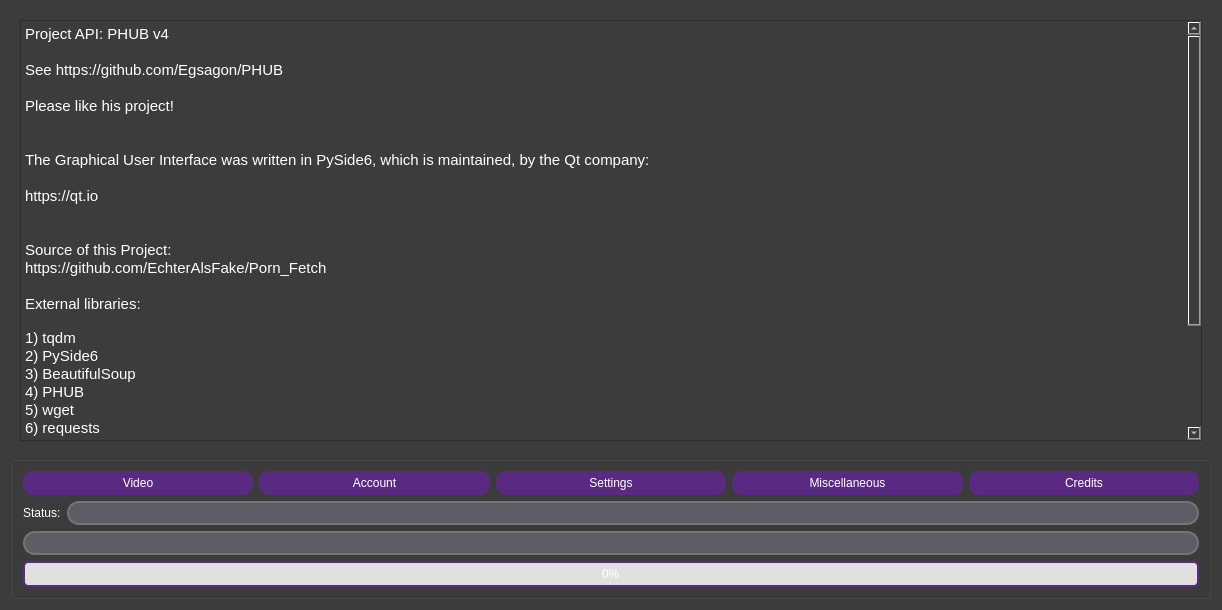
Qt form src/Porn_Fetch_v3.ui (EchterAlsFake/Porn_Fetch) before a commit.
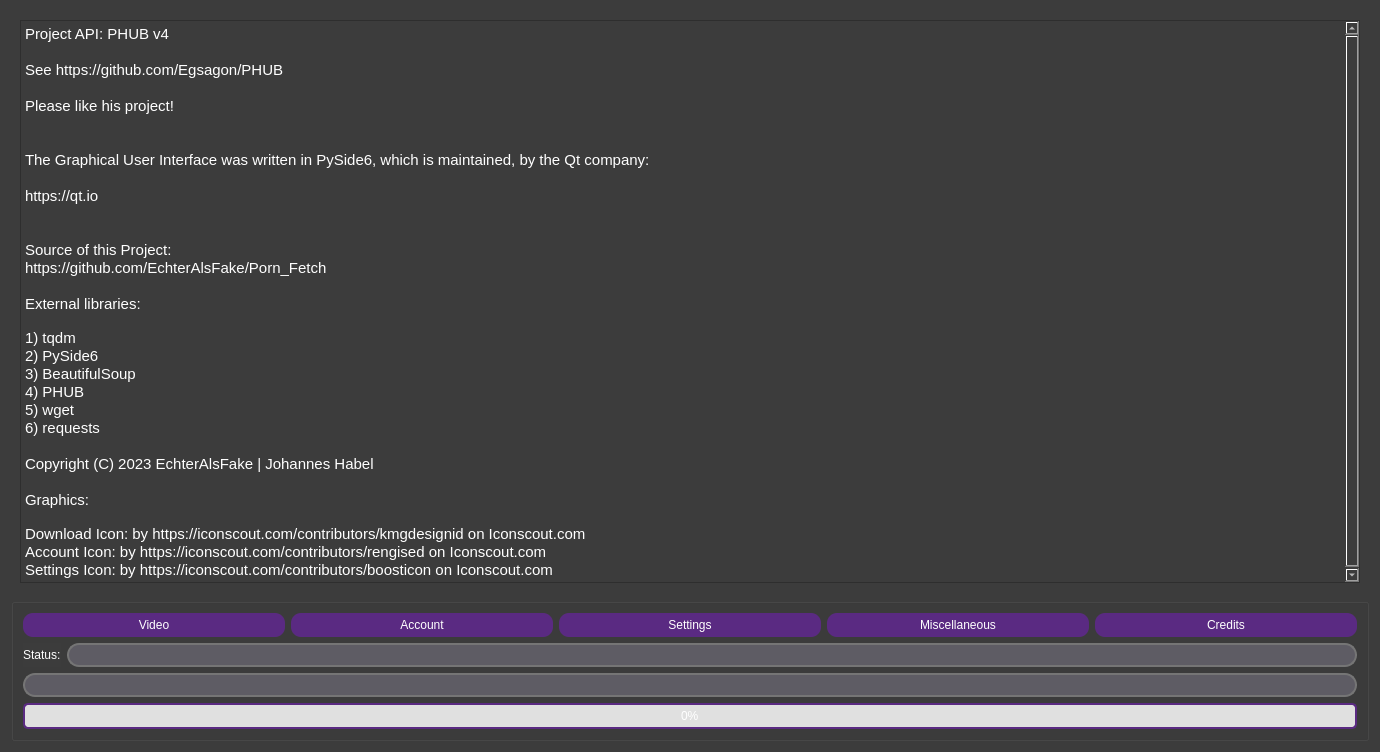
The same form after that commit. The open tabs and pages were chosen to show the change.

Commit message: Implementing feature from #7

```diff
--- a/src/Porn_Fetch_v3.ui
+++ b/src/Porn_Fetch_v3.ui
@@ -6,8 +6,8 @@
    <rect>
     <x>0</x>
     <y>0</y>
-    <width>1222</width>
-    <height>610</height>
+    <width>1380</width>
+    <height>752</height>
    </rect>
   </property>
   <property name="windowTitle">
@@ -126,111 +126,6 @@
 </string>
   </property>
   <layout class="QGridLayout" name="gridLayout_8">
-   <item row="1" column="0">
-    <widget class="QGroupBox" name="group_status">
-     <property name="title">
-      <string/>
-     </property>
-     <layout class="QGridLayout" name="gridLayout_2">
-      <item row="0" column="0">
-       <layout class="QVBoxLayout" name="verticalLayout">
-        <item>
-         <layout class="QHBoxLayout" name="horizontalLayout">
-          <item>
-           <widget class="QPushButton" name="button_video">
-            <property name="styleSheet">
-             <string notr="true"/>
-            </property>
-            <property name="text">
-             <string>Video</string>
-            </property>
-           </widget>
-          </item>
-          <item>
-           <widget class="QPushButton" name="button_account">
-            <property name="styleSheet">
-             <string notr="true"/>
-            </property>
-            <property name="text">
-             <string>Account</string>
-            </property>
-           </widget>
-          </item>
-          <item>
-           <widget class="QPushButton" name="button_settings">
-            <property name="styleSheet">
-             <string notr="true"/>
-            </property>
-            <property name="text">
-             <string>Settings</string>
-            </property>
-           </widget>
-          </item>
-          <item>
-           <widget class="QPushButton" name="button_miscellaneus">
-            <property name="styleSheet">
-             <string notr="true"/>
-            </property>
-            <property name="text">
-             <string>Miscellaneous</string>
-            </property>
-           </widget>
-          </item>
-          <item>
-           <widget class="QPushButton" name="button_credits">
-            <property name="styleSheet">
-             <string notr="true"/>
-            </property>
-            <property name="text">
-             <string>Credits</string>
-            </property>
-           </widget>
-          </item>
-         </layout>
-        </item>
-        <item>
-         <layout class="QHBoxLayout" name="horizontalLayout_2">
-          <item>
-           <widget class="QLabel" name="label_status">
-            <property name="text">
-             <string>Status:</string>
-            </property>
-           </widget>
-          </item>
-          <item>
-           <widget class="QLineEdit" name="lineedit_status">
-            <property name="styleSheet">
-             <string notr="true"/>
-            </property>
-            <property name="readOnly">
-             <bool>true</bool>
-            </property>
-           </widget>
-          </item>
-         </layout>
-        </item>
-        <item>
-         <layout class="QVBoxLayout" name="verticalLayout_2">
-          <item>
-           <widget class="QLineEdit" name="lineedit_toal"/>
-          </item>
-         </layout>
-        </item>
-        <item>
-         <widget class="QProgressBar" name="progressbar_download">
-          <property name="styleSheet">
-           <string notr="true"/>
-          </property>
-          <property name="value">
-           <number>0</number>
-          </property>
-         </widget>
-        </item>
-       </layout>
-      </item>
-     </layout>
-    </widget>
-   </item>
    <item row="0" column="0">
     <widget class="QStackedWidget" name="stackedWidget_3">
      <property name="styleSheet">
@@ -2135,34 +2030,34 @@
 hr { height: 1px; border-width: 0; }
 li.unchecked::marker { content: &quot;\2610&quot;; }
 li.checked::marker { content: &quot;\2612&quot;; }
-&lt;/style&gt;&lt;/head&gt;&lt;body style=&quot; font-family:'Sans Serif'; font-size:9pt; font-weight:400; font-style:normal;&quot;&gt;
-&lt;p style=&quot; margin-top:0px; margin-bottom:0px; margin-left:0px; margin-right:0px; -qt-block-indent:0; text-indent:0px;&quot;&gt;&lt;span style=&quot; font-family:'Cantarell'; font-size:11pt;&quot;&gt;Project API: PHUB v4&lt;/span&gt;&lt;/p&gt;
-&lt;p style=&quot;-qt-paragraph-type:empty; margin-top:0px; margin-bottom:0px; margin-left:0px; margin-right:0px; -qt-block-indent:0; text-indent:0px; font-family:'Cantarell'; font-size:11pt;&quot;&gt;&lt;br /&gt;&lt;/p&gt;
-&lt;p style=&quot; margin-top:0px; margin-bottom:0px; margin-left:0px; margin-right:0px; -qt-block-indent:0; text-indent:0px;&quot;&gt;&lt;span style=&quot; font-family:'Cantarell'; font-size:11pt;&quot;&gt;See https://github.com/Egsagon/PHUB&lt;/span&gt;&lt;/p&gt;
-&lt;p style=&quot;-qt-paragraph-type:empty; margin-top:0px; margin-bottom:0px; margin-left:0px; margin-right:0px; -qt-block-indent:0; text-indent:0px; font-family:'Cantarell'; font-size:11pt;&quot;&gt;&lt;br /&gt;&lt;/p&gt;
-&lt;p style=&quot; margin-top:0px; margin-bottom:0px; margin-left:0px; margin-right:0px; -qt-block-indent:0; text-indent:0px;&quot;&gt;&lt;span style=&quot; font-family:'Cantarell'; font-size:11pt;&quot;&gt;Please like his project!&lt;/span&gt;&lt;/p&gt;
-&lt;p style=&quot;-qt-paragraph-type:empty; margin-top:0px; margin-bottom:0px; margin-left:0px; margin-right:0px; -qt-block-indent:0; text-indent:0px; font-family:'Cantarell'; font-size:11pt;&quot;&gt;&lt;br /&gt;&lt;/p&gt;
-&lt;p style=&quot;-qt-paragraph-type:empty; margin-top:0px; margin-bottom:0px; margin-left:0px; margin-right:0px; -qt-block-indent:0; text-indent:0px; font-family:'Cantarell'; font-size:11pt;&quot;&gt;&lt;br /&gt;&lt;/p&gt;
-&lt;p style=&quot; margin-top:0px; margin-bottom:0px; margin-left:0px; margin-right:0px; -qt-block-indent:0; text-indent:0px;&quot;&gt;&lt;span style=&quot; font-family:'Cantarell'; font-size:11pt;&quot;&gt;The Graphical User Interface was written in PySide6, which is maintained, by the Qt company:&lt;/span&gt;&lt;/p&gt;
-&lt;p style=&quot;-qt-paragraph-type:empty; margin-top:0px; margin-bottom:0px; margin-left:0px; margin-right:0px; -qt-block-indent:0; text-indent:0px; font-family:'Cantarell'; font-size:11pt;&quot;&gt;&lt;br /&gt;&lt;/p&gt;
-&lt;p style=&quot; margin-top:0px; margin-bottom:0px; margin-left:0px; margin-right:0px; -qt-block-indent:0; text-indent:0px;&quot;&gt;&lt;span style=&quot; font-family:'Cantarell'; font-size:11pt;&quot;&gt;https://qt.io&lt;/span&gt;&lt;/p&gt;
-&lt;p style=&quot;-qt-paragraph-type:empty; margin-top:0px; margin-bottom:0px; margin-left:0px; margin-right:0px; -qt-block-indent:0; text-indent:0px; font-family:'Cantarell'; font-size:11pt;&quot;&gt;&lt;br /&gt;&lt;/p&gt;
-&lt;p style=&quot;-qt-paragraph-type:empty; margin-top:0px; margin-bottom:0px; margin-left:0px; margin-right:0px; -qt-block-indent:0; text-indent:0px; font-family:'Cantarell'; font-size:11pt;&quot;&gt;&lt;br /&gt;&lt;/p&gt;
-&lt;p style=&quot; margin-top:0px; margin-bottom:0px; margin-left:0px; margin-right:0px; -qt-block-indent:0; text-indent:0px;&quot;&gt;&lt;span style=&quot; font-family:'Cantarell'; font-size:11pt;&quot;&gt;Source of this Project:&lt;/span&gt;&lt;/p&gt;
-&lt;p style=&quot; margin-top:0px; margin-bottom:0px; margin-left:0px; margin-right:0px; -qt-block-indent:0; text-indent:0px;&quot;&gt;&lt;span style=&quot; font-family:'Cantarell'; font-size:11pt;&quot;&gt;https://github.com/EchterAlsFake/Porn_Fetch&lt;/span&gt;&lt;/p&gt;
-&lt;p style=&quot;-qt-paragraph-type:empty; margin-top:0px; margin-bottom:0px; margin-left:0px; margin-right:0px; -qt-block-indent:0; text-indent:0px; font-family:'Cantarell'; font-size:11pt;&quot;&gt;&lt;br /&gt;&lt;/p&gt;
-&lt;p style=&quot; margin-top:0px; margin-bottom:0px; margin-left:0px; margin-right:0px; -qt-block-indent:0; text-indent:0px;&quot;&gt;&lt;span style=&quot; font-family:'Cantarell'; font-size:11pt;&quot;&gt;External libraries:&lt;br /&gt;&lt;br /&gt;1) tqdm&lt;/span&gt;&lt;/p&gt;
-&lt;p style=&quot; margin-top:0px; margin-bottom:0px; margin-left:0px; margin-right:0px; -qt-block-indent:0; text-indent:0px;&quot;&gt;&lt;span style=&quot; font-family:'Cantarell'; font-size:11pt;&quot;&gt;2) PySide6&lt;/span&gt;&lt;/p&gt;
-&lt;p style=&quot; margin-top:0px; margin-bottom:0px; margin-left:0px; margin-right:0px; -qt-block-indent:0; text-indent:0px;&quot;&gt;&lt;span style=&quot; font-family:'Cantarell'; font-size:11pt;&quot;&gt;3) BeautifulSoup&lt;/span&gt;&lt;/p&gt;
-&lt;p style=&quot; margin-top:0px; margin-bottom:0px; margin-left:0px; margin-right:0px; -qt-block-indent:0; text-indent:0px;&quot;&gt;&lt;span style=&quot; font-family:'Cantarell'; font-size:11pt;&quot;&gt;4) PHUB&lt;/span&gt;&lt;/p&gt;
-&lt;p style=&quot; margin-top:0px; margin-bottom:0px; margin-left:0px; margin-right:0px; -qt-block-indent:0; text-indent:0px;&quot;&gt;&lt;span style=&quot; font-family:'Cantarell'; font-size:11pt;&quot;&gt;5) wget&lt;/span&gt;&lt;/p&gt;
-&lt;p style=&quot; margin-top:0px; margin-bottom:0px; margin-left:0px; margin-right:0px; -qt-block-indent:0; text-indent:0px;&quot;&gt;&lt;span style=&quot; font-family:'Cantarell'; font-size:11pt;&quot;&gt;6) requests&lt;/span&gt;&lt;/p&gt;
-&lt;p style=&quot;-qt-paragraph-type:empty; margin-top:0px; margin-bottom:0px; margin-left:0px; margin-right:0px; -qt-block-indent:0; text-indent:0px; font-family:'Cantarell'; font-size:11pt;&quot;&gt;&lt;br /&gt;&lt;/p&gt;
-&lt;p style=&quot; margin-top:0px; margin-bottom:0px; margin-left:0px; margin-right:0px; -qt-block-indent:0; text-indent:0px;&quot;&gt;&lt;span style=&quot; font-family:'Cantarell'; font-size:11pt;&quot;&gt;Copyright (C) 2023 EchterAlsFake | Johannes Habel&lt;/span&gt;&lt;/p&gt;
-&lt;p style=&quot;-qt-paragraph-type:empty; margin-top:0px; margin-bottom:0px; margin-left:0px; margin-right:0px; -qt-block-indent:0; text-indent:0px; font-family:'Cantarell'; font-size:11pt;&quot;&gt;&lt;br /&gt;&lt;/p&gt;
-&lt;p style=&quot; margin-top:0px; margin-bottom:0px; margin-left:0px; margin-right:0px; -qt-block-indent:0; text-indent:0px;&quot;&gt;&lt;span style=&quot; font-family:'Cantarell'; font-size:11pt;&quot;&gt;Graphics:&lt;br /&gt;&lt;br /&gt;Download Icon: by https://iconscout.com/contributors/kmgdesignid on Iconscout.com&lt;/span&gt;&lt;/p&gt;
-&lt;p style=&quot; margin-top:0px; margin-bottom:0px; margin-left:0px; margin-right:0px; -qt-block-indent:0; text-indent:0px;&quot;&gt;&lt;span style=&quot; font-family:'Cantarell'; font-size:11pt;&quot;&gt;Account Icon: by https://iconscout.com/contributors/rengised on Iconscout.com&lt;/span&gt;&lt;/p&gt;
-&lt;p style=&quot; margin-top:0px; margin-bottom:0px; margin-left:0px; margin-right:0px; -qt-block-indent:0; text-indent:0px;&quot;&gt;&lt;span style=&quot; font-family:'Cantarell'; font-size:11pt;&quot;&gt;Settings Icon: by https://iconscout.com/contributors/boosticon on Iconscout.com&lt;/span&gt;&lt;/p&gt;&lt;/body&gt;&lt;/html&gt;</string>
+&lt;/style&gt;&lt;/head&gt;&lt;body style=&quot; font-family:'Cantarell'; font-size:11pt; font-weight:400; font-style:normal;&quot;&gt;
+&lt;p style=&quot; margin-top:0px; margin-bottom:0px; margin-left:0px; margin-right:0px; -qt-block-indent:0; text-indent:0px;&quot;&gt;Project API: PHUB v4&lt;/p&gt;
+&lt;p style=&quot;-qt-paragraph-type:empty; margin-top:0px; margin-bottom:0px; margin-left:0px; margin-right:0px; -qt-block-indent:0; text-indent:0px;&quot;&gt;&lt;br /&gt;&lt;/p&gt;
+&lt;p style=&quot; margin-top:0px; margin-bottom:0px; margin-left:0px; margin-right:0px; -qt-block-indent:0; text-indent:0px;&quot;&gt;See https://github.com/Egsagon/PHUB&lt;/p&gt;
+&lt;p style=&quot;-qt-paragraph-type:empty; margin-top:0px; margin-bottom:0px; margin-left:0px; margin-right:0px; -qt-block-indent:0; text-indent:0px;&quot;&gt;&lt;br /&gt;&lt;/p&gt;
+&lt;p style=&quot; margin-top:0px; margin-bottom:0px; margin-left:0px; margin-right:0px; -qt-block-indent:0; text-indent:0px;&quot;&gt;Please like his project!&lt;/p&gt;
+&lt;p style=&quot;-qt-paragraph-type:empty; margin-top:0px; margin-bottom:0px; margin-left:0px; margin-right:0px; -qt-block-indent:0; text-indent:0px;&quot;&gt;&lt;br /&gt;&lt;/p&gt;
+&lt;p style=&quot;-qt-paragraph-type:empty; margin-top:0px; margin-bottom:0px; margin-left:0px; margin-right:0px; -qt-block-indent:0; text-indent:0px;&quot;&gt;&lt;br /&gt;&lt;/p&gt;
+&lt;p style=&quot; margin-top:0px; margin-bottom:0px; margin-left:0px; margin-right:0px; -qt-block-indent:0; text-indent:0px;&quot;&gt;The Graphical User Interface was written in PySide6, which is maintained, by the Qt company:&lt;/p&gt;
+&lt;p style=&quot;-qt-paragraph-type:empty; margin-top:0px; margin-bottom:0px; margin-left:0px; margin-right:0px; -qt-block-indent:0; text-indent:0px;&quot;&gt;&lt;br /&gt;&lt;/p&gt;
+&lt;p style=&quot; margin-top:0px; margin-bottom:0px; margin-left:0px; margin-right:0px; -qt-block-indent:0; text-indent:0px;&quot;&gt;https://qt.io&lt;/p&gt;
+&lt;p style=&quot;-qt-paragraph-type:empty; margin-top:0px; margin-bottom:0px; margin-left:0px; margin-right:0px; -qt-block-indent:0; text-indent:0px;&quot;&gt;&lt;br /&gt;&lt;/p&gt;
+&lt;p style=&quot;-qt-paragraph-type:empty; margin-top:0px; margin-bottom:0px; margin-left:0px; margin-right:0px; -qt-block-indent:0; text-indent:0px;&quot;&gt;&lt;br /&gt;&lt;/p&gt;
+&lt;p style=&quot; margin-top:0px; margin-bottom:0px; margin-left:0px; margin-right:0px; -qt-block-indent:0; text-indent:0px;&quot;&gt;Source of this Project:&lt;/p&gt;
+&lt;p style=&quot; margin-top:0px; margin-bottom:0px; margin-left:0px; margin-right:0px; -qt-block-indent:0; text-indent:0px;&quot;&gt;https://github.com/EchterAlsFake/Porn_Fetch&lt;/p&gt;
+&lt;p style=&quot;-qt-paragraph-type:empty; margin-top:0px; margin-bottom:0px; margin-left:0px; margin-right:0px; -qt-block-indent:0; text-indent:0px;&quot;&gt;&lt;br /&gt;&lt;/p&gt;
+&lt;p style=&quot; margin-top:0px; margin-bottom:0px; margin-left:0px; margin-right:0px; -qt-block-indent:0; text-indent:0px;&quot;&gt;External libraries:&lt;br /&gt;&lt;br /&gt;1) tqdm&lt;/p&gt;
+&lt;p style=&quot; margin-top:0px; margin-bottom:0px; margin-left:0px; margin-right:0px; -qt-block-indent:0; text-indent:0px;&quot;&gt;2) PySide6&lt;/p&gt;
+&lt;p style=&quot; margin-top:0px; margin-bottom:0px; margin-left:0px; margin-right:0px; -qt-block-indent:0; text-indent:0px;&quot;&gt;3) BeautifulSoup&lt;/p&gt;
+&lt;p style=&quot; margin-top:0px; margin-bottom:0px; margin-left:0px; margin-right:0px; -qt-block-indent:0; text-indent:0px;&quot;&gt;4) PHUB&lt;/p&gt;
+&lt;p style=&quot; margin-top:0px; margin-bottom:0px; margin-left:0px; margin-right:0px; -qt-block-indent:0; text-indent:0px;&quot;&gt;5) wget&lt;/p&gt;
+&lt;p style=&quot; margin-top:0px; margin-bottom:0px; margin-left:0px; margin-right:0px; -qt-block-indent:0; text-indent:0px;&quot;&gt;6) requests&lt;/p&gt;
+&lt;p style=&quot;-qt-paragraph-type:empty; margin-top:0px; margin-bottom:0px; margin-left:0px; margin-right:0px; -qt-block-indent:0; text-indent:0px;&quot;&gt;&lt;br /&gt;&lt;/p&gt;
+&lt;p style=&quot; margin-top:0px; margin-bottom:0px; margin-left:0px; margin-right:0px; -qt-block-indent:0; text-indent:0px;&quot;&gt;Copyright (C) 2023 EchterAlsFake | Johannes Habel&lt;/p&gt;
+&lt;p style=&quot;-qt-paragraph-type:empty; margin-top:0px; margin-bottom:0px; margin-left:0px; margin-right:0px; -qt-block-indent:0; text-indent:0px;&quot;&gt;&lt;br /&gt;&lt;/p&gt;
+&lt;p style=&quot; margin-top:0px; margin-bottom:0px; margin-left:0px; margin-right:0px; -qt-block-indent:0; text-indent:0px;&quot;&gt;Graphics:&lt;br /&gt;&lt;br /&gt;Download Icon: by https://iconscout.com/contributors/kmgdesignid on Iconscout.com&lt;/p&gt;
+&lt;p style=&quot; margin-top:0px; margin-bottom:0px; margin-left:0px; margin-right:0px; -qt-block-indent:0; text-indent:0px;&quot;&gt;Account Icon: by https://iconscout.com/contributors/rengised on Iconscout.com&lt;/p&gt;
+&lt;p style=&quot; margin-top:0px; margin-bottom:0px; margin-left:0px; margin-right:0px; -qt-block-indent:0; text-indent:0px;&quot;&gt;Settings Icon: by https://iconscout.com/contributors/boosticon on Iconscout.com&lt;/p&gt;&lt;/body&gt;&lt;/html&gt;</string>
          </property>
         </widget>
        </item>
@@ -2170,6 +2065,126 @@
      </widget>
     </widget>
    </item>
+   <item row="2" column="0">
+    <widget class="QGroupBox" name="group_status">
+     <property name="title">
+      <string/>
+     </property>
+     <layout class="QGridLayout" name="gridLayout_2">
+      <item row="0" column="0">
+       <layout class="QVBoxLayout" name="verticalLayout">
+        <item>
+         <layout class="QHBoxLayout" name="horizontalLayout">
+          <item>
+           <widget class="QPushButton" name="button_video">
+            <property name="cursor">
+             <cursorShape>PointingHandCursor</cursorShape>
+            </property>
+            <property name="styleSheet">
+             <string notr="true"/>
+            </property>
+            <property name="text">
+             <string>Video</string>
+            </property>
+           </widget>
+          </item>
+          <item>
+           <widget class="QPushButton" name="button_account">
+            <property name="cursor">
+             <cursorShape>PointingHandCursor</cursorShape>
+            </property>
+            <property name="styleSheet">
+             <string notr="true"/>
+            </property>
+            <property name="text">
+             <string>Account</string>
+            </property>
+           </widget>
+          </item>
+          <item>
+           <widget class="QPushButton" name="button_settings">
+            <property name="cursor">
+             <cursorShape>PointingHandCursor</cursorShape>
+            </property>
+            <property name="styleSheet">
+             <string notr="true"/>
+            </property>
+            <property name="text">
+             <string>Settings</string>
+            </property>
+           </widget>
+          </item>
+          <item>
+           <widget class="QPushButton" name="button_miscellaneus">
+            <property name="cursor">
+             <cursorShape>PointingHandCursor</cursorShape>
+            </property>
+            <property name="styleSheet">
+             <string notr="true"/>
+            </property>
+            <property name="text">
+             <string>Miscellaneous</string>
+            </property>
+           </widget>
+          </item>
+          <item>
+           <widget class="QPushButton" name="button_credits">
+            <property name="cursor">
+             <cursorShape>PointingHandCursor</cursorShape>
+            </property>
+            <property name="styleSheet">
+             <string notr="true"/>
+            </property>
+            <property name="text">
+             <string>Credits</string>
+            </property>
+           </widget>
+          </item>
+         </layout>
+        </item>
+        <item>
+         <layout class="QHBoxLayout" name="horizontalLayout_2">
+          <item>
+           <widget class="QLabel" name="label_status">
+            <property name="text">
+             <string>Status:</string>
+            </property>
+           </widget>
+          </item>
+          <item>
+           <widget class="QLineEdit" name="lineedit_status">
+            <property name="styleSheet">
+             <string notr="true"/>
+            </property>
+            <property name="readOnly">
+             <bool>true</bool>
+            </property>
+           </widget>
+          </item>
+         </layout>
+        </item>
+        <item>
+         <layout class="QVBoxLayout" name="verticalLayout_2">
+          <item>
+           <widget class="QLineEdit" name="lineedit_toal"/>
+          </item>
+         </layout>
+        </item>
+        <item>
+         <widget class="QProgressBar" name="progressbar_download">
+          <property name="styleSheet">
+           <string notr="true"/>
+          </property>
+          <property name="value">
+           <number>0</number>
+          </property>
+         </widget>
+        </item>
+       </layout>
+      </item>
+     </layout>
+    </widget>
+   </item>
   </layout>
  </widget>
  <resources/>
```
Left out of the diff: 305 changed lines with no effect on the pictures. The commit also changes 2 other files.
